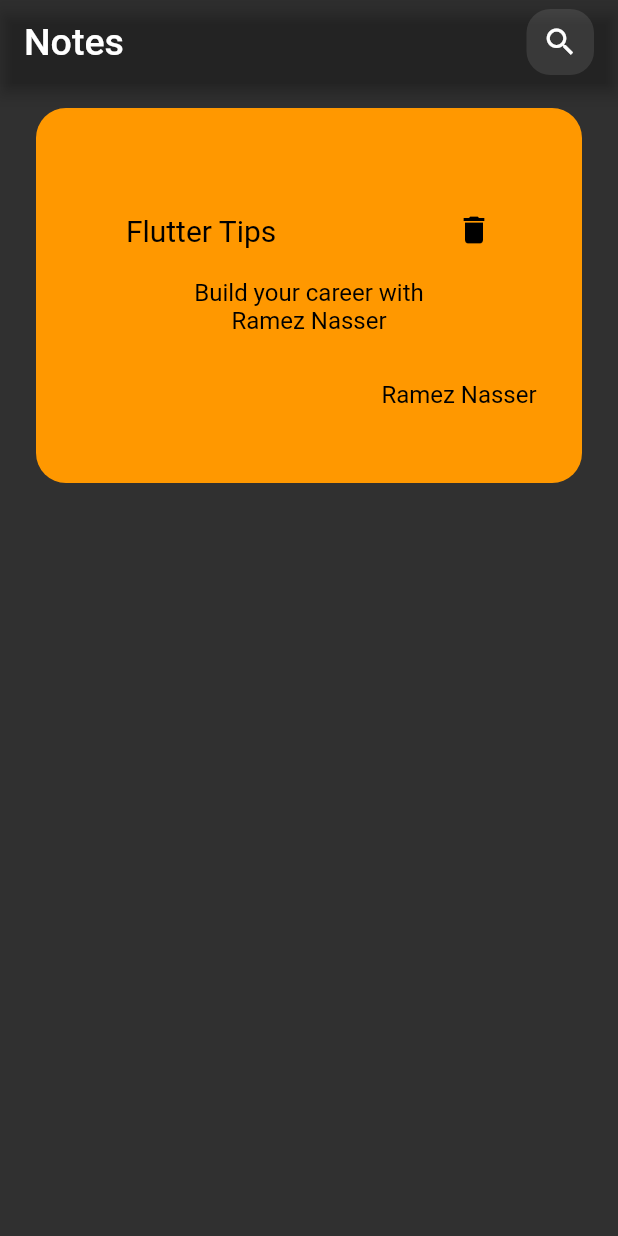
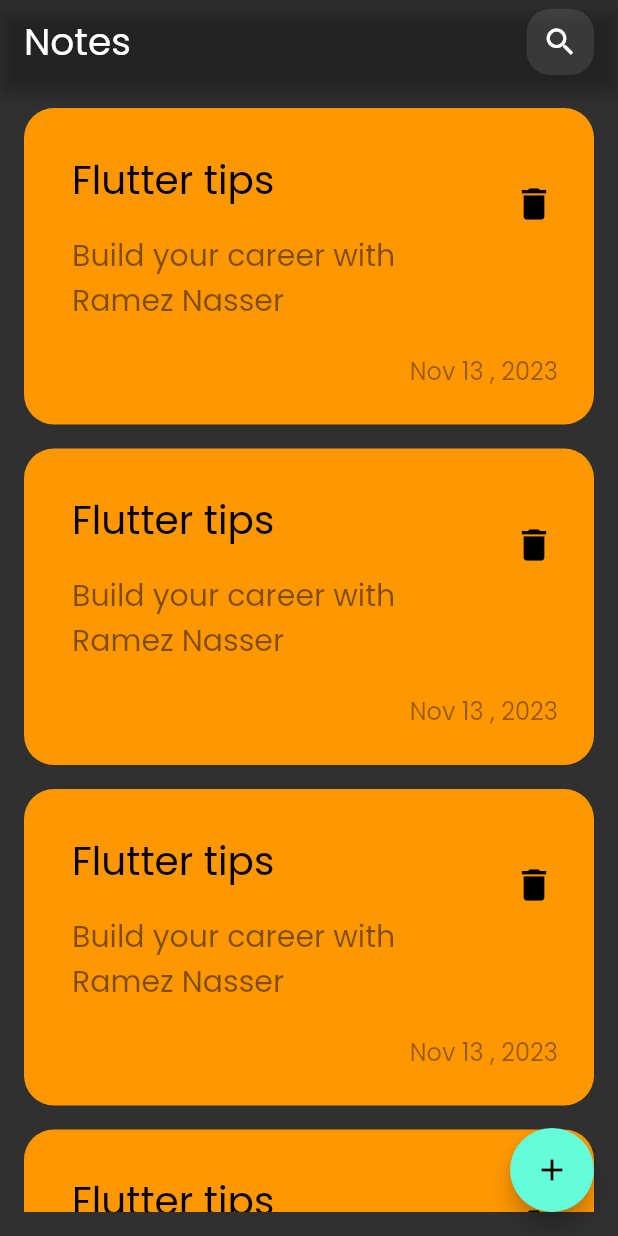
Before and after one commit to RamezNasser5/notes_app, a Flutter app: the screen it shows after launch, on a phone screen of 412 x 824 dp. Run offline on Flutter 3.47's test engine with Material 2 defaults, Android fonts, the phone set to English and light mode, and no system bars.

Commit message:
build notes view body with list view builder and floating action button

```diff
--- a/lib/main.dart
+++ b/lib/main.dart
@@ -12,7 +12,7 @@ class NotesApp extends StatelessWidget {
   Widget build(BuildContext context) {
     return MaterialApp(
       debugShowCheckedModeBanner: false,
-      theme: ThemeData.dark(),
+      theme: ThemeData(brightness: Brightness.dark, fontFamily: 'Poppins'),
       home: const NotesView(),
     );
   }
--- a/lib/views/notes_view.dart
+++ b/lib/views/notes_view.dart
@@ -8,6 +8,10 @@ class NotesView extends StatelessWidget {
   @override
   Widget build(BuildContext context) {
     return Scaffold(
+      floatingActionButton: FloatingActionButton(
+        onPressed: () {},
+        child: const Icon(Icons.add),
+      ),
       appBar: AppBar(
         title: const Text(
           'Notes',
--- /dev/null
+++ b/lib/widgets/custom_list_tile.dart
@@ -0,0 +1,32 @@
+import 'package:flutter/material.dart';
+
+class CustomListTile extends StatelessWidget {
+  const CustomListTile({
+    super.key,
+  });
+
+  @override
+  Widget build(BuildContext context) {
+    return ListTile(
+      title: const Text(
+        'Flutter tips',
+        style: TextStyle(fontSize: 26, color: Colors.black),
+      ),
+      subtitle: Padding(
+        padding: const EdgeInsets.only(top: 16.0),
+        child: Text(
+          'Build your career with Ramez Nasser',
+          style: TextStyle(fontSize: 20, color: Colors.black.withOpacity(0.5)),
+        ),
+      ),
+      trailing: IconButton(
+        onPressed: () {},
+        icon: const Icon(
+          Icons.delete,
+          color: Colors.black,
+          size: 28,
+        ),
+      ),
+    );
+  }
+}
--- a/lib/widgets/note_body_conatainer_row.dart
+++ /dev/null
@@ -1,30 +0,0 @@
-import 'package:flutter/material.dart';
-
-class NoteBodyContainerRow extends StatelessWidget {
-  const NoteBodyContainerRow({
-    super.key,
-  });
-
-  @override
-  Widget build(BuildContext context) {
-    return const Padding(
-      padding: EdgeInsets.symmetric(vertical: 20.0),
-      child: Row(
-        mainAxisAlignment: MainAxisAlignment.spaceAround,
-        children: [
-          Text(
-            'Flutter Tips',
-            style: TextStyle(
-              fontSize: 20,
-              color: Colors.black,
-            ),
-          ),
-          Icon(
-            Icons.delete,
-            color: Colors.black,
-          )
-        ],
-      ),
-    );
-  }
-}
--- a/lib/widgets/note_body_container.dart
+++ b/lib/widgets/note_body_container.dart
@@ -1,5 +1,5 @@
 import 'package:flutter/material.dart';
-import 'package:notes_app/widgets/notes_view_body_column.dart';
+import 'package:notes_app/widgets/custom_list_tile.dart';
 
 class NoteBodyContainer extends StatelessWidget {
   const NoteBodyContainer({
@@ -9,15 +9,30 @@ class NoteBodyContainer extends StatelessWidget {
   @override
   Widget build(BuildContext context) {
     return Padding(
-      padding: const EdgeInsets.symmetric(vertical: 16.0, horizontal: 24),
+      padding: const EdgeInsets.only(top: 16.0, left: 16, right: 16),
       child: Container(
-        height: 250,
-        width: 400,
+        padding: const EdgeInsets.only(
+          top: 24,
+          bottom: 24,
+          left: 16,
+        ),
         decoration: BoxDecoration(
           borderRadius: BorderRadius.circular(20),
           color: Colors.orange,
         ),
-        child: const NoteBodyContainerColumn(),
+        child: Column(
+          mainAxisAlignment: MainAxisAlignment.spaceAround,
+          crossAxisAlignment: CrossAxisAlignment.end,
+          children: [
+            const CustomListTile(),
+            Padding(
+              padding: const EdgeInsets.only(right: 24.0, top: 16),
+              child: Text('Nov 13 , 2023',
+                  style: TextStyle(
+                      fontSize: 16, color: Colors.black.withOpacity(0.4))),
+            ),
+          ],
+        ),
       ),
     );
   }
--- /dev/null
+++ b/lib/widgets/notes_list_view.dart
@@ -0,0 +1,21 @@
+import 'package:flutter/material.dart';
+import 'package:notes_app/widgets/note_body_container.dart';
+
+class NotesListView extends StatelessWidget {
+  const NotesListView({
+    super.key,
+  });
+
+  @override
+  Widget build(BuildContext context) {
+    return Padding(
+      padding: const EdgeInsets.only(bottom: 16.0),
+      child: ListView.builder(
+          physics: const BouncingScrollPhysics(),
+          itemCount: 10,
+          itemBuilder: (context, index) {
+            return const NoteBodyContainer();
+          }),
+    );
+  }
+}
--- a/lib/widgets/notes_view_body.dart
+++ b/lib/widgets/notes_view_body.dart
@@ -1,5 +1,5 @@
 import 'package:flutter/material.dart';
-import 'package:notes_app/widgets/note_body_container.dart';
+import 'package:notes_app/widgets/notes_list_view.dart';
 
 class NotesViewBody extends StatelessWidget {
   const NotesViewBody({super.key});
@@ -8,7 +8,9 @@ class NotesViewBody extends StatelessWidget {
   Widget build(BuildContext context) {
     return const Column(
       children: [
-        NoteBodyContainer(),
+        Expanded(
+          child: NotesListView(),
+        )
       ],
     );
   }
--- a/lib/widgets/notes_view_body_column.dart
+++ /dev/null
@@ -1,36 +0,0 @@
-import 'package:flutter/material.dart';
-import 'package:notes_app/widgets/note_body_conatainer_row.dart';
-
-class NoteBodyContainerColumn extends StatelessWidget {
-  const NoteBodyContainerColumn({
-    super.key,
-  });
-
-  @override
-  Widget build(BuildContext context) {
-    return const Column(
-      mainAxisAlignment: MainAxisAlignment.center,
-      children: [
-        NoteBodyContainerRow(),
-        Text(
-          'Build your career with',
-          style: TextStyle(fontSize: 16, color: Colors.black),
-        ),
-        Text(
-          'Ramez Nasser',
-          style: TextStyle(fontSize: 16, color: Colors.black),
-        ),
-        SizedBox(
-          height: 30,
-        ),
-        Padding(
-          padding: EdgeInsets.only(left: 200.0),
-          child: Text(
-            'Ramez Nasser',
-            style: TextStyle(fontSize: 16, color: Colors.black),
-          ),
-        ),
-      ],
-    );
-  }
-}
```
Also changed, not shown: pubspec.yaml (+4 -4 lines), assets/fonts/Poppins-Regular.ttf (added).
